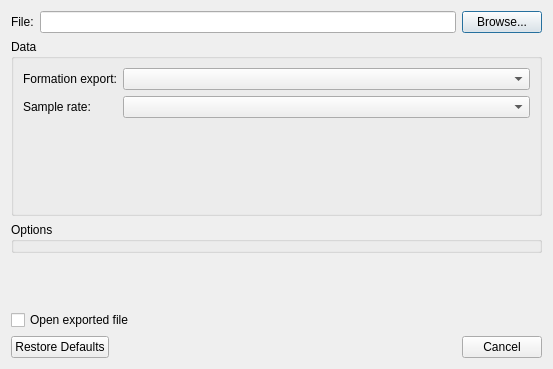
Above: src/Plugin/src/BasicExportDialog.ui from till213/SkyDolly before the change. Below: the same form after it.
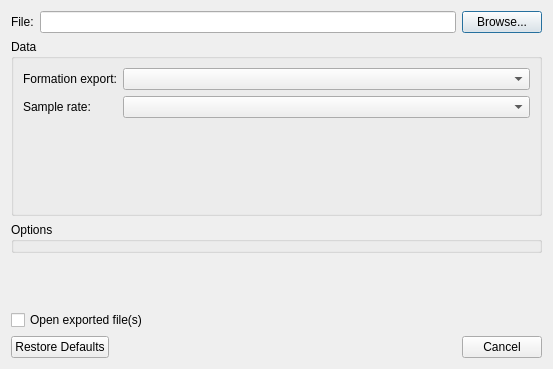
That is the form after the change.

Patch:
```diff
--- a/src/Plugin/src/BasicExportDialog.ui
+++ b/src/Plugin/src/BasicExportDialog.ui
@@ -124,7 +124,7 @@
    <item>
     <widget class="QCheckBox" name="openExportCheckBox">
      <property name="text">
-      <string>Open exported file</string>
+      <string>Open exported file(s)</string>
      </property>
     </widget>
    </item>
```
